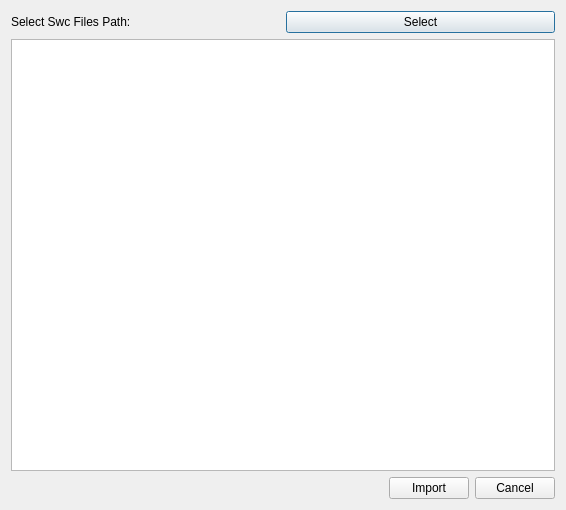
Above: src/SwcManagerClient/src/ui/viewimportswcfromfile.ui from kiraYuukiAsuna/GoMongoDb before the change. Below: the same form after it.
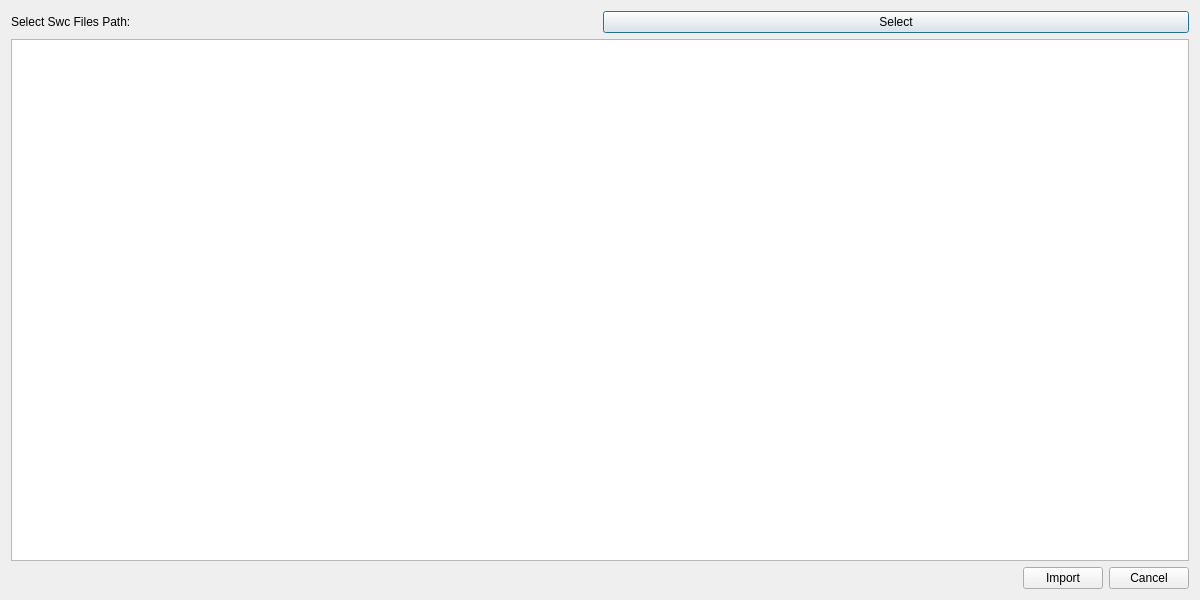
That is the form after the change.

What changed in the file:
```diff
--- a/src/SwcManagerClient/src/ui/viewimportswcfromfile.ui
+++ b/src/SwcManagerClient/src/ui/viewimportswcfromfile.ui
@@ -6,8 +6,8 @@
    <rect>
     <x>0</x>
     <y>0</y>
-    <width>566</width>
-    <height>510</height>
+    <width>1200</width>
+    <height>600</height>
    </rect>
   </property>
   <property name="windowTitle">
```
